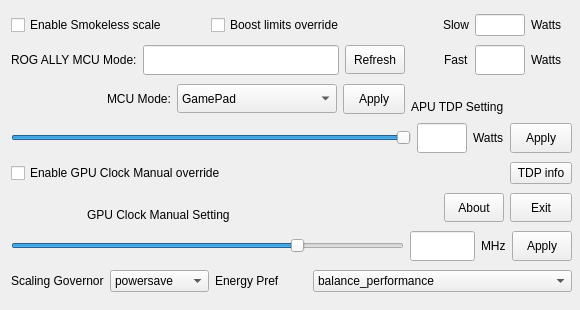
The window that GUI/src/mainwindow.ui (jlobue10/Ryzen_tdp_GUI) describes before a commit, drawn with Qt 5.
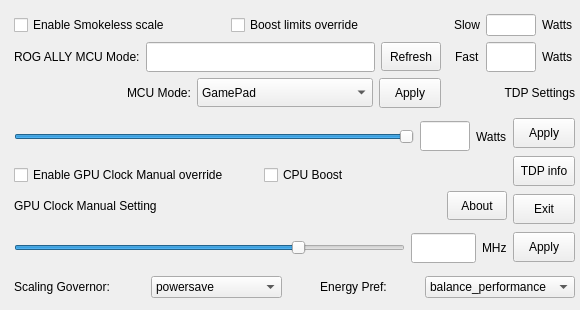
The same window after the commit.

The edit to the form file:
```diff
--- a/GUI/src/mainwindow.ui
+++ b/GUI/src/mainwindow.ui
@@ -29,14 +29,14 @@
    <widget class="QWidget" name="">
     <property name="geometry">
      <rect>
-      <x>11</x>
-      <y>11</y>
+      <x>14</x>
+      <y>14</y>
       <width>561</width>
-      <height>286</height>
+      <height>284</height>
      </rect>
     </property>
     <layout class="QGridLayout" name="gridLayout">
-     <item row="0" column="0" colspan="4">
+     <item row="0" column="0" colspan="3">
       <layout class="QHBoxLayout" name="horizontalLayout_3">
        <item>
         <widget class="QCheckBox" name="Smoke_checkBox">
@@ -66,7 +66,7 @@
        </item>
       </layout>
      </item>
-     <item row="0" column="4" colspan="2">
+     <item row="0" column="3" colspan="2">
       <layout class="QHBoxLayout" name="horizontalLayout_4">
        <item>
         <widget class="QLabel" name="slow_label">
@@ -121,9 +121,7 @@
        </item>
       </layout>
      </item>
-     <item row="1" column="0" colspan="4">
-      <layout class="QHBoxLayout" name="horizontalLayout_6">
-       <item>
+     <item row="1" column="0">
         <widget class="QLabel" name="APU_tdp_label_2">
          <property name="toolTip">
           <string>ASUS ROG ALLY MCU Mode</string>
@@ -133,7 +131,7 @@
          </property>
         </widget>
        </item>
-       <item>
+     <item row="1" column="1">
         <widget class="QLineEdit" name="MCU_Mode_lineEdit">
          <property name="sizePolicy">
           <sizepolicy hsizetype="Expanding" vsizetype="Fixed">
@@ -161,7 +159,7 @@
          </property>
         </widget>
        </item>
-       <item>
+     <item row="1" column="2">
         <widget class="QPushButton" name="Refresh_pushButton">
          <property name="maximumSize">
           <size>
@@ -174,9 +172,7 @@
          </property>
         </widget>
        </item>
-      </layout>
-     </item>
-     <item row="1" column="4" colspan="2">
+     <item row="1" column="3" colspan="2">
       <layout class="QHBoxLayout" name="horizontalLayout_5">
        <item alignment="Qt::AlignRight">
         <widget class="QLabel" name="fast_label">
@@ -228,7 +224,7 @@
        </item>
       </layout>
      </item>
-     <item row="2" column="0" colspan="4">
+     <item row="2" column="0" colspan="3">
       <layout class="QHBoxLayout" name="horizontalLayout_7">
        <item alignment="Qt::AlignRight">
         <widget class="QLabel" name="Mode_Change_label">
@@ -298,8 +294,18 @@
        </item>
       </layout>
      </item>
-     <item row="3" column="0" colspan="6">
-      <layout class="QHBoxLayout" name="horizontalLayout">
+     <item row="2" column="3" colspan="2">
+      <widget class="QLabel" name="APU_tdp_label">
+       <property name="text">
+        <string>TDP Settings</string>
+       </property>
+       <property name="alignment">
+        <set>Qt::AlignmentFlag::AlignRight|Qt::AlignmentFlag::AlignTrailing|Qt::AlignmentFlag::AlignVCenter</set>
+       </property>
+      </widget>
+     </item>
+     <item row="3" column="0" colspan="4">
+      <layout class="QHBoxLayout" name="horizontalLayout_2">
        <item>
         <widget class="QSlider" name="tdp_Slider">
          <property name="minimum">
@@ -357,6 +363,13 @@
          </property>
         </widget>
        </item>
+      </layout>
+     </item>
+     <item row="3" column="4" rowspan="4">
+      <layout class="QVBoxLayout" name="verticalLayout">
+       <property name="spacing">
+        <number>4</number>
+       </property>
        <item>
         <widget class="QPushButton" name="tdp_Apply_pushButton">
          <property name="minimumSize">
@@ -379,9 +392,59 @@
          </property>
         </widget>
        </item>
+       <item>
+        <widget class="QPushButton" name="tdp_info_pushButton">
+         <property name="maximumSize">
+          <size>
+           <width>62</width>
+           <height>30</height>
+          </size>
+         </property>
+         <property name="text">
+          <string>TDP info</string>
+         </property>
+        </widget>
+       </item>
+       <item>
+        <widget class="QPushButton" name="exit_pushButton">
+         <property name="minimumSize">
+          <size>
+           <width>62</width>
+           <height>0</height>
+          </size>
+         </property>
+         <property name="maximumSize">
+          <size>
+           <width>62</width>
+           <height>30</height>
+          </size>
+         </property>
+         <property name="text">
+          <string>Exit</string>
+         </property>
+        </widget>
+       </item>
+       <item>
+        <widget class="QPushButton" name="GPU_Apply_pushButton">
+         <property name="maximumSize">
+          <size>
+           <width>62</width>
+           <height>30</height>
+          </size>
+         </property>
+         <property name="toolTip">
+          <string>Manual GPU override in effect until reboot...</string>
+         </property>
+         <property name="text">
+          <string>Apply</string>
+         </property>
+        </widget>
+       </item>
       </layout>
      </item>
-     <item row="4" column="0" colspan="3">
+     <item row="4" column="0" colspan="4">
+      <layout class="QHBoxLayout" name="horizontalLayout_8">
+       <item>
       <widget class="QCheckBox" name="GPU_Clock_checkBox">
        <property name="toolTip">
         <string>Enable GPU Clock override</string>
@@ -394,27 +457,29 @@
        </property>
       </widget>
      </item>
-     <item row="4" column="5">
-      <widget class="QPushButton" name="tdp_info_pushButton">
-       <property name="maximumSize">
-        <size>
-         <width>62</width>
-         <height>29</height>
-        </size>
+       <item>
+        <widget class="QCheckBox" name="CPU_Boost_checkBox">
+         <property name="toolTip">
+          <string>Enable/Disable CPU Boost</string>
        </property>
        <property name="text">
-        <string>TDP info</string>
+          <string>CPU Boost</string>
+         </property>
+         <property name="checked">
+          <bool>false</bool>
        </property>
       </widget>
      </item>
-     <item row="5" column="0" colspan="3" alignment="Qt::AlignHCenter|Qt::AlignBottom">
+      </layout>
+     </item>
+     <item row="5" column="0" colspan="2">
       <widget class="QLabel" name="GPU_Clock_Manual_label">
        <property name="text">
         <string>GPU Clock Manual Setting</string>
        </property>
       </widget>
      </item>
-     <item row="5" column="4" alignment="Qt::AlignRight">
+     <item row="5" column="3">
       <widget class="QPushButton" name="About_pushButton">
        <property name="maximumSize">
         <size>
@@ -427,27 +492,8 @@
        </property>
       </widget>
      </item>
-     <item row="5" column="5">
-      <widget class="QPushButton" name="exit_pushButton">
-       <property name="minimumSize">
-        <size>
-         <width>62</width>
-         <height>0</height>
-        </size>
-       </property>
-       <property name="maximumSize">
-        <size>
-         <width>62</width>
-         <height>29</height>
-        </size>
-       </property>
-       <property name="text">
-        <string>Exit</string>
-       </property>
-      </widget>
-     </item>
-     <item row="6" column="0" colspan="6">
-      <layout class="QHBoxLayout" name="horizontalLayout_2">
+     <item row="6" column="0" colspan="4">
+      <layout class="QHBoxLayout" name="horizontalLayout">
        <item>
         <widget class="QSlider" name="GPU_Clock_Slider">
          <property name="minimum">
@@ -508,35 +554,21 @@
          </property>
         </widget>
        </item>
-       <item>
-        <widget class="QPushButton" name="GPU_Apply_pushButton">
-         <property name="maximumSize">
-          <size>
-           <width>60</width>
-           <height>30</height>
-          </size>
-         </property>
-         <property name="toolTip">
-          <string>Manual GPU override in effect until reboot...</string>
-         </property>
-         <property name="text">
-          <string>Apply</string>
-         </property>
-        </widget>
-       </item>
       </layout>
      </item>
-     <item row="7" column="0">
+     <item row="7" column="0" colspan="5">
+      <layout class="QHBoxLayout" name="horizontalLayout_9">
+       <item>
       <widget class="QLabel" name="Governor_label">
        <property name="toolTip">
         <string>Scaling Governor</string>
        </property>
        <property name="text">
-        <string>Scaling Governor</string>
+          <string>Scaling Governor:</string>
        </property>
       </widget>
      </item>
-     <item row="7" column="1">
+       <item>
       <widget class="QComboBox" name="Governor_comboBox">
        <property name="toolTip">
         <string>Scaling Governor</string>
@@ -553,17 +585,20 @@
        </item>
       </widget>
      </item>
-     <item row="7" column="2">
+       <item>
       <widget class="QLabel" name="EPP_label">
        <property name="toolTip">
         <string>Energy Performance Preference</string>
        </property>
        <property name="text">
-        <string>Energy Pref</string>
+          <string>Energy Pref:</string>
+         </property>
+         <property name="alignment">
+          <set>Qt::AlignmentFlag::AlignCenter</set>
        </property>
       </widget>
      </item>
-     <item row="7" column="3" colspan="3">
+       <item>
       <widget class="QComboBox" name="EPP_comboBox">
        <property name="toolTip">
         <string>Energy Performance Preference</string>
@@ -590,12 +625,7 @@
        </item>
       </widget>
      </item>
-     <item row="2" column="4" alignment="Qt::AlignBottom">
-      <widget class="QLabel" name="APU_tdp_label">
-       <property name="text">
-        <string>APU TDP Setting</string>
-       </property>
-      </widget>
+      </layout>
      </item>
     </layout>
    </widget>
```
Left out of the diff: 24 changed lines with no effect on the pictures. Lines whose indentation alone changed are shown as unchanged.
